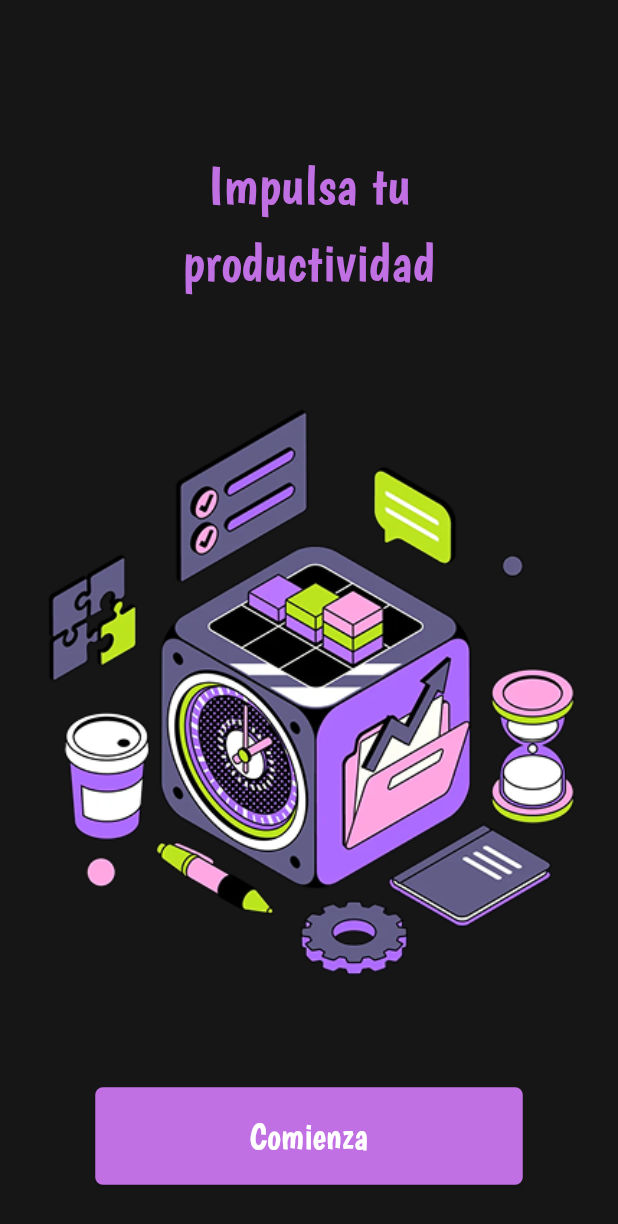
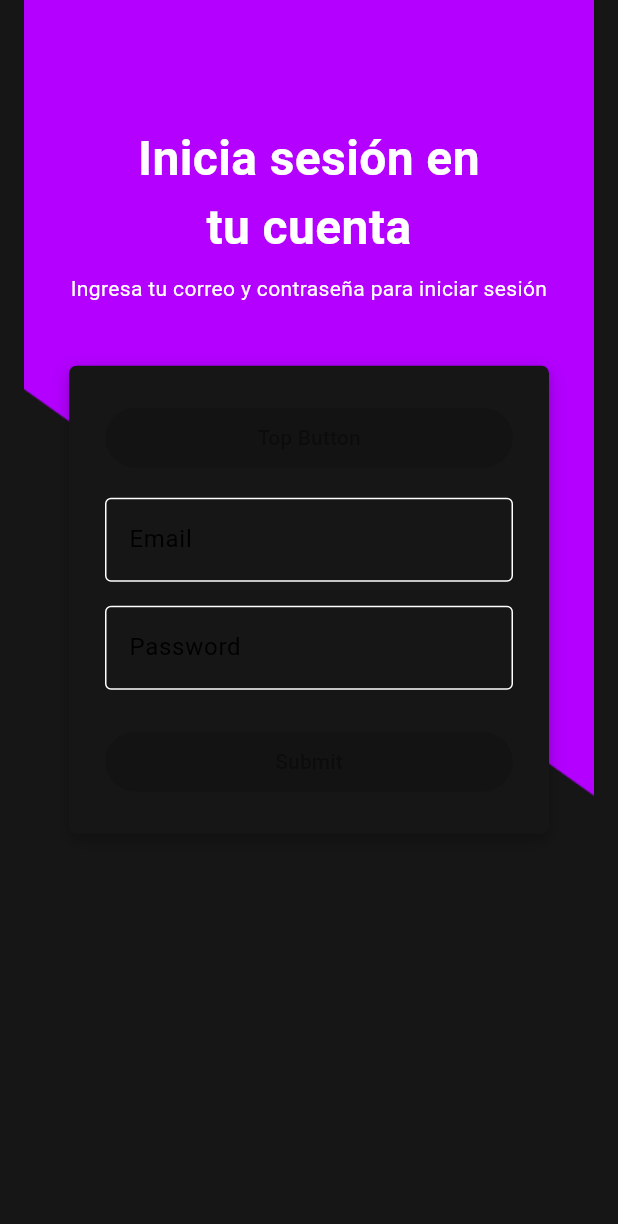
Before and after one commit to academa-streaming-teaching-application/Academa.Mobile-App, a Flutter app: the screen it shows after launch, on a phone screen of 412 x 824 dp. Shown: the top 1224 px of the screen. Run offline on Flutter 3.47's test engine with Material 3 defaults, Android fonts, the light colour scheme and no system bars; our stand-ins replace go_router.

Commit message:
feature(sign-in): Now is available the background and the sign-in form for the user

```diff
--- a/lib/config/router/app_router.dart
+++ b/lib/config/router/app_router.dart
@@ -1,11 +1,12 @@
-import 'package:academa_streaming_platform/presentation/screens/onboarding_screen.dart';
+import 'package:academa_streaming_platform/presentation/auth/screen/sign_in_screen.dart';
+import 'package:academa_streaming_platform/presentation/onboarding/onboarding_screen.dart';
 import 'package:go_router/go_router.dart';
 
 final appRouter = GoRouter(
   routes: [
     GoRoute(
       path: '/',
-      builder: (context, state) => OnboardingScreen(),
+      builder: (context, state) => SignInScreen(),
     ),
   ],
 );
--- a/lib/config/theme/app_theme.dart
+++ b/lib/config/theme/app_theme.dart
@@ -1,4 +1,5 @@
 import 'package:flutter/material.dart';
+import 'package:flutter/cupertino.dart';
 
 class AppTheme {
   static const Color primaryColor = Color(0xFFC070E3);
@@ -9,18 +10,53 @@ class AppTheme {
   static const Color profilePrimaryClassColor = Color(0xFF167EE6);
 
   ThemeData theme() {
-    return ThemeData(
+    final base = ThemeData(
       useMaterial3: true,
-      fontFamily: 'Boogaloo',
+      fontFamily: 'SFProDisplay',
+      scaffoldBackgroundColor: backgroundColor,
       primaryColor: primaryColor,
-      scaffoldBackgroundColor: backgroundColor,
       colorScheme: ColorScheme.fromSwatch().copyWith(
-          primary: primaryColor,
-          secondary: secondaryColor,
-          tertiary: profilePrimaryClassColor,
-          error: errorColor,
-          surface: backgroundColor,
-          onPrimary: Colors.white),
+        primary: primaryColor,
+        secondary: secondaryColor,
+        tertiary: profilePrimaryClassColor,
+        error: errorColor,
+        surface: backgroundColor,
+        onPrimary: Colors.white,
+      ),
+    );
+
+    return base.copyWith(
+      textTheme: TextTheme(
+        displayLarge: const TextStyle(
+          fontSize: 32,
+          fontWeight: FontWeight.w700,
+        ),
+        headlineMedium: const TextStyle(
+          fontSize: 20,
+          fontWeight: FontWeight.w500,
+        ),
+        bodyLarge: const TextStyle(
+          fontSize: 16,
+          fontWeight: FontWeight.w400,
+        ),
+        bodySmall: const TextStyle(
+          fontSize: 14,
+          fontWeight: FontWeight.w300,
+        ),
+        labelLarge: const TextStyle(
+          fontSize: 14,
+          fontWeight: FontWeight.w500,
+        ),
+        titleSmall: const TextStyle(
+          fontSize: 12,
+          fontWeight: FontWeight.w100,
+        ),
+      ),
+      cupertinoOverrideTheme: const CupertinoThemeData(
+        textTheme: CupertinoTextThemeData(
+          textStyle: TextStyle(fontFamily: 'SFProDisplay'),
+        ),
+      ),
     );
   }
 }
--- /dev/null
+++ b/lib/presentation/auth/screen/sign_in_screen.dart
@@ -0,0 +1,49 @@
+import 'package:academa_streaming_platform/presentation/auth/widgets/login_container.dart';
+import 'package:flutter/material.dart';
+
+class SignInScreen extends StatelessWidget {
+  const SignInScreen({super.key});
+
+  @override
+  Widget build(BuildContext context) {
+    final size = MediaQuery.of(context).size;
+    final screenHeight = size.height;
+
+    return Scaffold(
+      body: Container(
+        width: double.infinity,
+        height: double.infinity,
+        decoration: BoxDecoration(
+          image: DecorationImage(
+            image: AssetImage('lib/config/assets/sign_in_up_background.png'),
+          ),
+        ),
+        child: Padding(
+          padding: EdgeInsets.only(top: screenHeight * 0.1),
+          child: Column(
+            crossAxisAlignment: CrossAxisAlignment.center,
+            children: [
+              Text(
+                'Inicia sesión en\ntu cuenta',
+                textAlign: TextAlign.center,
+                style: TextStyle(fontSize: 32, fontWeight: FontWeight.bold),
+              ),
+              Padding(
+                padding: EdgeInsets.only(top: screenHeight * 0.01),
+                child: Text(
+                  'Ingresa tu correo y contraseña para iniciar sesión',
+                  textAlign: TextAlign.center,
+                  style: TextStyle(fontSize: 14, fontWeight: FontWeight.w400),
+                ),
+              ),
+              Padding(
+                padding: EdgeInsets.only(top: screenHeight * 0.05),
+                child: LoginContainer(),
+              )
+            ],
+          ),
+        ),
+      ),
+    );
+  }
+}
--- /dev/null
+++ b/lib/presentation/auth/widgets/login_container.dart
@@ -0,0 +1,70 @@
+import 'package:flutter/material.dart';
+
+class LoginContainer extends StatelessWidget {
+  final VoidCallback? onTopButtonPressed;
+  final VoidCallback? onSubmitPressed;
+
+  const LoginContainer({
+    super.key,
+    this.onTopButtonPressed,
+    this.onSubmitPressed,
+  });
+
+  @override
+  Widget build(BuildContext context) {
+    final colorScheme = Theme.of(context).colorScheme;
+    return Center(
+      child: Container(
+        width: 320,
+        padding: const EdgeInsets.all(24),
+        decoration: BoxDecoration(
+          color: colorScheme.surface,
+          borderRadius: BorderRadius.circular(5),
+          boxShadow: [
+            BoxShadow(
+              color: Colors.black26,
+              blurRadius: 8,
+              offset: Offset(0, 4),
+            ),
+          ],
+        ),
+        child: Column(
+          mainAxisSize: MainAxisSize.min,
+          children: [
+            SizedBox(
+              width: double.infinity,
+              child: ElevatedButton(
+                onPressed: onTopButtonPressed,
+                child: const Text('Top Button'),
+              ),
+            ),
+            const SizedBox(height: 16),
+            TextFormField(
+              decoration: const InputDecoration(
+                labelText: 'Email',
+                border: OutlineInputBorder(),
+              ),
+              keyboardType: TextInputType.emailAddress,
+            ),
+            const SizedBox(height: 16),
+            TextFormField(
+              decoration: const InputDecoration(
+                labelText: 'Password',
+                border: OutlineInputBorder(),
+              ),
+              obscureText: true,
+            ),
+            const SizedBox(height: 24),
+            SizedBox(
+              width: double.infinity,
+              child: ElevatedButton(
+                onPressed: onSubmitPressed,
+                child: const Text('Submit'),
+              ),
+            ),
+          ],
+        ),
+      ),
+    );
+  }
+}
--- /dev/null
+++ b/lib/presentation/onboarding/onboarding_screen.dart
@@ -0,0 +1,47 @@
+import 'package:academa_streaming_platform/presentation/widgets/shared/custom_button.dart';
+import 'package:flutter/material.dart';
+
+class OnboardingScreen extends StatelessWidget {
+  const OnboardingScreen({super.key});
+
+  @override
+  Widget build(BuildContext context) {
+    ColorScheme colorScheme = Theme.of(context).colorScheme;
+    return Scaffold(
+      body: Center(
+        child: Padding(
+          padding: const EdgeInsets.only(top: 64.0),
+          child: Column(
+            mainAxisAlignment: MainAxisAlignment.spaceAround,
+            children: [
+              Text(
+                'Impulsa tu\nproductividad',
+                style: Theme.of(context)
+                    .textTheme
+                    .displayLarge
+                    ?.copyWith(color: colorScheme.primary),
+                textAlign: TextAlign.center,
+              ),
+              Image.asset(
+                'lib/config/assets/productivity_square.png',
+                fit: BoxFit.contain,
+              ),
+              SizedBox(
+                width: 285,
+                height: 65,
+                child: CustomButton(
+                  text: 'Comienza',
+                  textColor: colorScheme.onPrimary,
+                  backgroundColor: colorScheme.primary,
+                  textSize: 20,
+                  buttonWidth: 285,
+                  buttonHeight: 65,
+                ),
+              )
+            ],
+          ),
+        ),
+      ),
+    );
+  }
+}
--- a/lib/presentation/screens/onboarding_screen.dart
+++ /dev/null
@@ -1,44 +0,0 @@
-import 'package:academa_streaming_platform/presentation/widgets/shared/custom_button.dart';
-import 'package:flutter/material.dart';
-import 'package:flutter_svg/svg.dart';
-
-class OnboardingScreen extends StatelessWidget {
-  const OnboardingScreen({super.key});
-
-  @override
-  Widget build(BuildContext context) {
-    ColorScheme colorScheme = Theme.of(context).colorScheme;
-    return Scaffold(
-      body: Center(
-        child: Padding(
-          padding: const EdgeInsets.only(top: 64.0),
-          child: Column(
-            mainAxisAlignment: MainAxisAlignment.spaceAround,
-            children: [
-              Text(
-                'Impulsa tu\nproductividad',
-                style: TextStyle(color: colorScheme.primary, fontSize: 36),
-                textAlign: TextAlign.center,
-              ),
-              Image.asset(
-                'lib/config/assets/productivity_square.png',
-                fit: BoxFit.contain,
-              ),
-              SizedBox(
-                width: 285,
-                height: 65,
-                child: CustomButton(
-                    text: 'Comienza',
-                    textColor: colorScheme.onPrimary,
-                    backgroundColor: colorScheme.primary,
-                    textSize: 24,
-                    buttonWidth: 285,
-                    buttonHeight: 65),
-              )
-            ],
-          ),
-        ),
-      ),
-    );
-  }
-}
--- a/lib/presentation/widgets/shared/custom_button.dart
+++ b/lib/presentation/widgets/shared/custom_button.dart
@@ -36,14 +36,16 @@ class CustomButton extends StatelessWidget {
         child: Row(
           mainAxisAlignment: MainAxisAlignment.center,
           children: [
-            //the spread basically expands the children adding whats inside the square brackets
             if (buttonIcon != null) ...[
               buttonIcon!,
               SizedBox(width: 8),
             ],
             Text(
               text,
-              style: TextStyle(color: textColor, fontSize: textSize),
+              style: TextStyle(
+                  color: textColor,
+                  fontSize: textSize,
+                  fontWeight: FontWeight.bold),
             ),
           ],
         ),
```
Also changed, not shown: pubspec.yaml (+12 -4 lines), lib/config/assets/sign_in_up_background.png (added), lib/config/fonts/Boogaloo-Regular.ttf (deleted), 5 other files.
